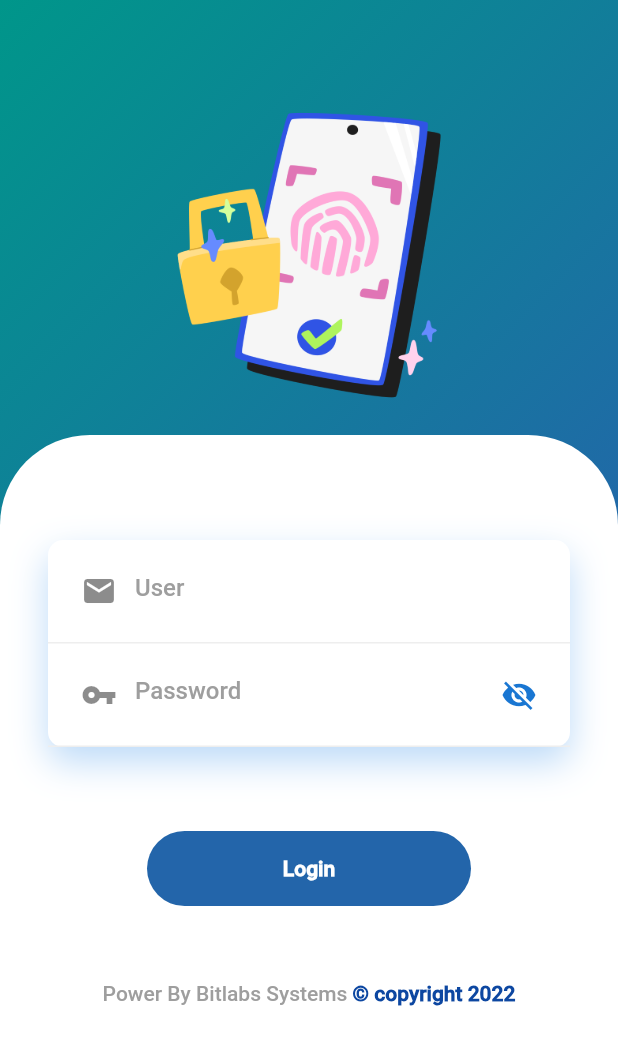
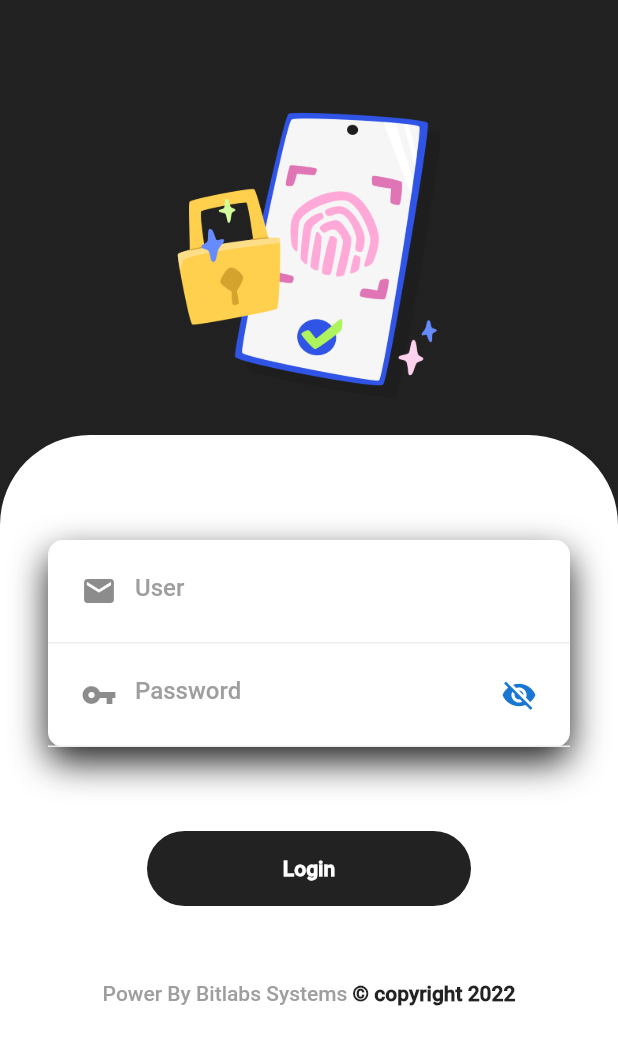
Before and after one commit to Abdielcoder/SHUB, a Flutter app: the screen it shows after launch, on a phone screen of 412 x 824 dp. Shown: the top 1045 px of the screen. Run offline on Flutter 3.47's test engine with Material 2 defaults, Android fonts, the phone set to English and light mode, and no system bars; our stand-ins replace audioplayers, camera, eva_icons_flutter, font_awesome_flutter, lottie, shared_preferences and 3 more; missing offline and left inert: custom_progress_dialog, easy_dialog, flutter_barcode_scanner, flutter_mobile_vision, google_ml_kit, supercharged_dart; Roboto replaces fonts that are missing (Sofia); project files that could hold a hidden picture were left out.

Commit message:
SINHA32 - UI LOGIN

```diff
--- a/lib/src/pages/login/login_page.dart
+++ b/lib/src/pages/login/login_page.dart
@@ -129,8 +129,8 @@ class _LoginPageState extends State<LoginPage> {
               duration: Duration(milliseconds: 1000),
               decoration: BoxDecoration(
                   gradient: LinearGradient(begin: Alignment.topLeft, colors: [
-                    MyColors.colorAqua,
-                    MyColors.primaryColor,
+                   Colors.black87,
+                    Colors.black87,
                   ])),
               child: Column(
                 mainAxisAlignment: MainAxisAlignment.spaceBetween,
@@ -191,7 +191,7 @@ class _LoginPageState extends State<LoginPage> {
                               borderRadius: BorderRadius.circular(10),
                               boxShadow: [
                                 BoxShadow(
-                                    color: Color.fromRGBO(32, 132, 232, .3),
+                                    color: Colors.black87,
                                     blurRadius: 20,
                                     offset: Offset(0, 10))
                               ]),
@@ -284,7 +284,7 @@ class _LoginPageState extends State<LoginPage> {
                           margin: EdgeInsets.symmetric(horizontal: 50),
                           decoration: BoxDecoration(
                               borderRadius: BorderRadius.circular(50),
-                              color: MyColors.primaryColor),
+                              color: Colors.black87),
                           child: Center(
                             child: Text(
                               "Login",
@@ -386,7 +386,7 @@ class _LoginPageState extends State<LoginPage> {
                                   Text(
                                     "© copyright 2022",
                                     style: TextStyle(
-                                        color: Colors.blue.shade900,
+                                        color: Colors.black87,
                                         fontFamily: "Sofia",
                                         fontWeight: FontWeight.bold),
                                   )
```
Also changed, not shown: lib/src/pages/home/home_page.dart (+15 -19 lines).
